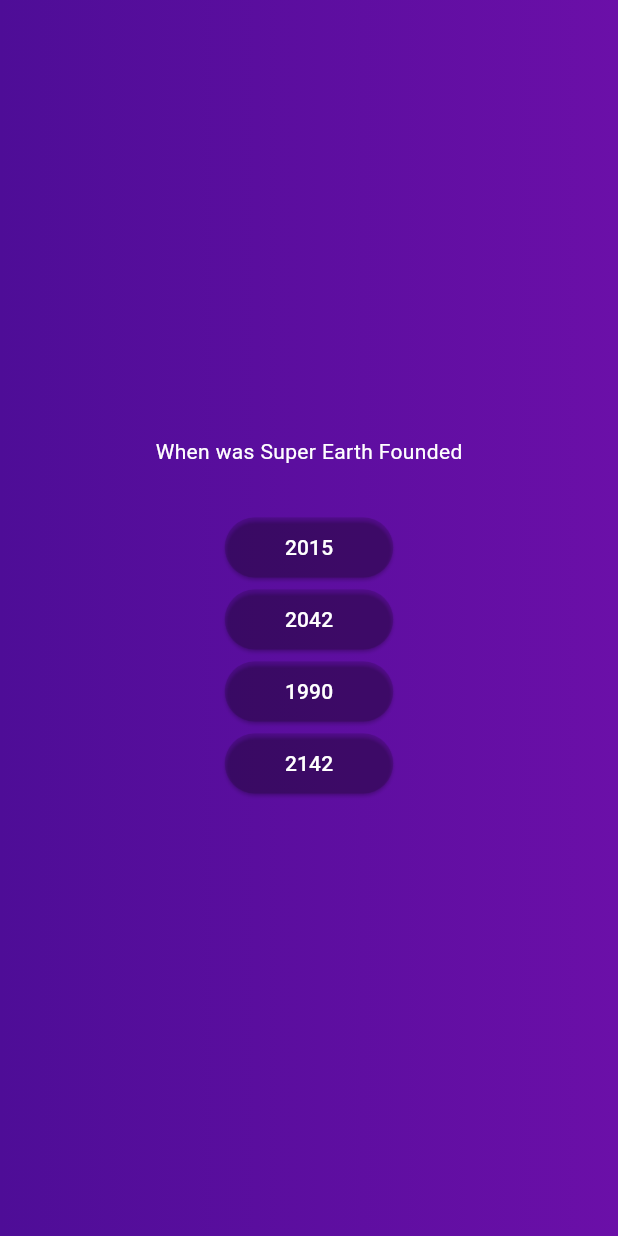
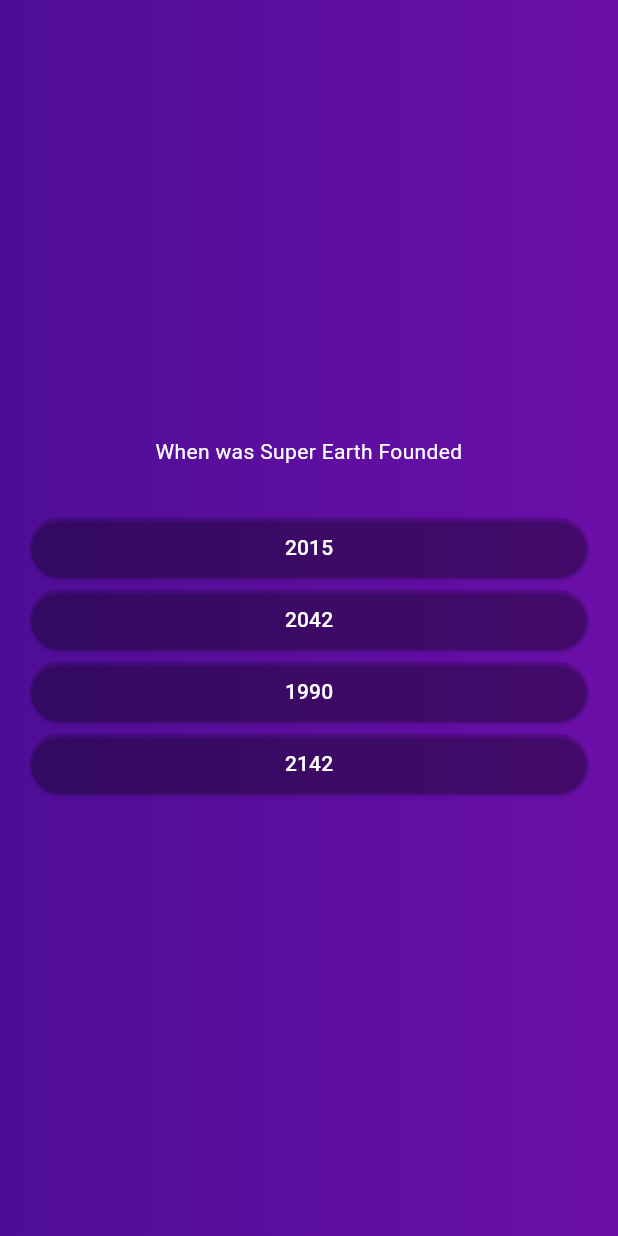
Before and after one commit to Squubis/quiz_app, a Flutter app: the screen it shows after launch, after a tap on "Start Quiz", on a phone screen of 412 x 824 dp. Run offline on Flutter 3.47's test engine with Material 3 defaults, Android fonts, the phone set to English and light mode, and no system bars.

Commit message:
fixed questions page styling

```diff
--- a/lib/questions_screen.dart
+++ b/lib/questions_screen.dart
@@ -17,23 +17,30 @@ class _QuestionsScreenState extends State<QuestionsScreen>{
 
     return SizedBox(
       width: double.infinity,
+      child: Container(
+        margin: EdgeInsets.all(20),
         child: Column(
           mainAxisAlignment: MainAxisAlignment.center,
+          crossAxisAlignment: CrossAxisAlignment.stretch,
           children:
         [
            Text(currentQuestion.text,
             style: TextStyle(
             color: Colors.white,
           ),
+          textAlign: TextAlign.center,
           ),
           const SizedBox(height: 30),
-        ...currentQuestion.answers.map((item){
-          return AnswerButton(answerText: item, onTap: (){});
+          ...currentQuestion.answers.map((item){ //... is a forloop that basically adds a new list into the old list, which allows us to get a list of answer buttons to be injected into the screen properly
+            return AnswerButton(
+              answerText: item,
+              onTap: (){});
           }
 
           )
         ],
         ),
+      ),
     );
   }
 
```
Lines whose indentation alone changed are shown as unchanged.
